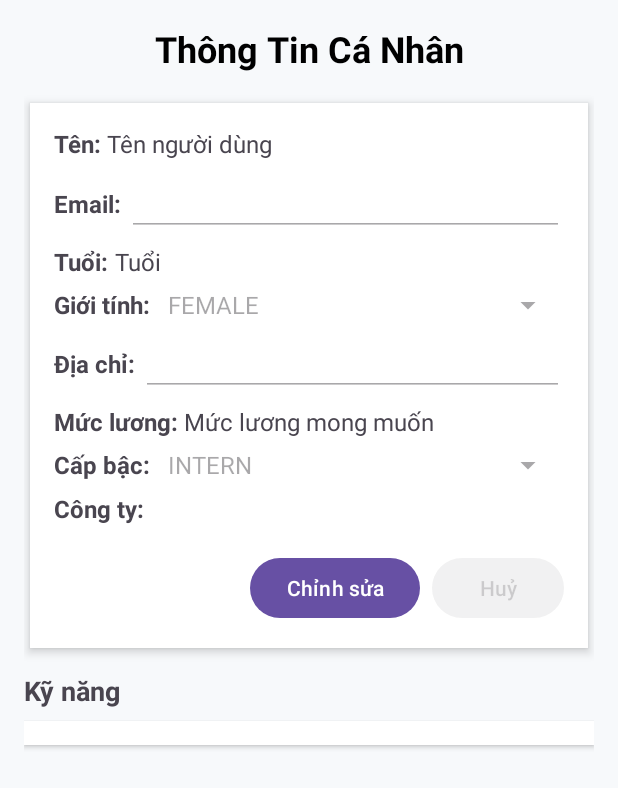
After one commit to QHiep5/AndroidApp, an Android app: the ProfileDetailActivity screen opened directly, with no data from a screen before it, on a phone screen of 412 x 824 dp. The commit adds this screen. Shown: the top 788 px of the screen. Run offline under Robolectric (Android 15) with nearby library versions, the light colour scheme and no system bars; our stand-ins replace CircleImageView, Volley; network calls fail.

Commit message:
Detail Profile

```diff
--- a/app/src/main/AndroidManifest.xml
+++ b/app/src/main/AndroidManifest.xml
@@ -29,6 +29,10 @@
         <activity
             android:name=".activity.CompanyDetailActivity"
             android:exported="false" />
+        <activity android:name=".activity.ProfileDetailActivity"
+            android:exported="false"
+            />
+
     </application>
 
 </manifest>
--- /dev/null
+++ b/app/src/main/java/com/example/jobhunter/ViewModel/UserViewModelDetails.java
@@ -0,0 +1,125 @@
+package com.example.jobhunter.ViewModel;
+
+
+import android.app.Application;
+import android.util.Log;
+
+import androidx.annotation.NonNull;
+import androidx.lifecycle.AndroidViewModel;
+import androidx.lifecycle.LiveData;
+import androidx.lifecycle.MutableLiveData;
+import com.android.volley.VolleyError;
+import com.example.jobhunter.api.UserApi;
+import com.example.jobhunter.model.Company;
+import com.example.jobhunter.model.Skill;
+import com.example.jobhunter.model.User;
+import com.example.jobhunter.util.constant.GenderEnum;
+import com.example.jobhunter.util.constant.LevelEnum;
+import com.example.jobhunter.utils.SessionManager;
+import org.json.JSONArray;
+import org.json.JSONException;
+import org.json.JSONObject;
+import java.util.ArrayList;
+import java.util.List;
+
+public class UserViewModelDetails extends AndroidViewModel {
+    private final MutableLiveData<User> userLiveData = new MutableLiveData<>();
+    private final MutableLiveData<String> errorLiveData = new MutableLiveData<>();
+    private final MutableLiveData<Boolean> updateResultLiveData = new MutableLiveData<>();
+
+    public UserViewModelDetails(@NonNull Application application) {
+        super(application);
+    }
+
+    public LiveData<User> getUserDetails(int userId) {
+        fetchUserDetails(userId);
+        return userLiveData;
+    }
+
+    public LiveData<String> getErrorLiveData() {
+        return errorLiveData;
+    }
+
+    public LiveData<Boolean> getUpdateResultLiveData() {
+        return updateResultLiveData;
+    }
+
+    private void fetchUserDetails(int userId) {
+        Log.d("useridtrongUserViewModelDetails",String.valueOf(userId));
+        SessionManager sessionManager = new SessionManager(getApplication().getApplicationContext());
+        String token = sessionManager.getAuthToken();
+        UserApi.getUser(getApplication().getApplicationContext(), String.valueOf(userId), token, response -> {
+            try {
+                JSONObject userJson = response.getJSONObject("data");
+                User user = parseUserFromJson(userJson);
+                userLiveData.postValue(user);
+            } catch (JSONException e) {
+                errorLiveData.postValue("Lỗi phân tích dữ liệu người dùng: " + e.getMessage());
+            }
+        }, error -> handleError(error));
+    }
+
+
+    private User parseUserFromJson(JSONObject userJson) throws JSONException {
+        User userObj = new User();
+        userObj.setId(userJson.optInt("id"));
+        userObj.setName(userJson.optString("name"));
+        userObj.setAge(userJson.optLong("Age"));
+        userObj.setEmail(userJson.optString("email"));
+        userObj.setAddress(userJson.optString("address"));
+        userObj.setSalary(userJson.optDouble("salary"));
+        userObj.setLevel(LevelEnum.valueOf(userJson.optString("level", "JUNIOR")));
+        userObj.setGender(GenderEnum.valueOf(userJson.optString("gender", "OTHER")));
+        if (userJson.has("company") && !userJson.isNull("company")) {
+            JSONObject companyJson = userJson.getJSONObject("company");
+            Company company = new Company();
+            company.setId(companyJson.optLong("id"));
+            company.setName(companyJson.optString("name"));
+            userObj.setCompany(company);
+        }
+        if (userJson.has("skills") && !userJson.isNull("skills")) {
+            JSONArray skillsJson = userJson.getJSONArray("skills");
+            List<Skill> skillsList = new ArrayList<>();
+            for (int i = 0; i < skillsJson.length(); i++) {
+                JSONObject skillJson = skillsJson.getJSONObject(i);
+                Skill skill = new Skill();
+                skill.setId(skillJson.optLong("id"));
+                skill.setName(skillJson.optString("name"));
+                skillsList.add(skill);
+            }
+            userObj.setSkills(skillsList);
+        }
+        return userObj;
+    }
+
+    private void handleError(VolleyError volleyError) {
+        if (volleyError.networkResponse != null && volleyError.networkResponse.data != null) {
+            errorLiveData.postValue(new String(volleyError.networkResponse.data));
+        } else {
+            errorLiveData.postValue(volleyError.getMessage());
+        }
+    }
+
+    public void updateUser(User user) {
+        try {
+            JSONObject userJson = new JSONObject();
+            userJson.put("id", user.getId());
+            userJson.put("name", user.getName());
+            userJson.put("email", user.getEmail());
+            userJson.put("age", user.getAge());
+            userJson.put("gender", user.getGender() != null ? user.getGender().name() : JSONObject.NULL);
+            userJson.put("address", user.getAddress());
+            userJson.put("level", user.getLevel() != null ? user.getLevel().name() : JSONObject.NULL);
+            // Không gửi company, role
+            SessionManager sessionManager = new SessionManager(getApplication().getApplicationContext());
+            String token = sessionManager.getAuthToken();
+            UserApi.updateUser(getApplication().getApplicationContext(), userJson, token, response -> {
+                updateResultLiveData.postValue(true);
+            }, error -> {
+                updateResultLiveData.postValue(false);
+            });
+        } catch (Exception e) {
+            updateResultLiveData.postValue(false);
+        }
+    }
+}
--- /dev/null
+++ b/app/src/main/java/com/example/jobhunter/activity/ProfileDetailActivity.java
@@ -0,0 +1,182 @@
+package com.example.jobhunter.activity;
+
+import android.os.Bundle;
+import android.util.Log;
+import android.widget.LinearLayout;
+import android.widget.TextView;
+import android.widget.Button;
+import android.text.TextUtils;
+import androidx.annotation.Nullable;
+import androidx.appcompat.app.AppCompatActivity;
+import androidx.lifecycle.ViewModelProvider;
+import com.example.jobhunter.R;
+import com.example.jobhunter.ViewModel.UserViewModelDetails;
+import android.widget.Spinner;
+import android.widget.ArrayAdapter;
+import android.widget.Toast;
+
+public class ProfileDetailActivity extends AppCompatActivity {
+    @Override
+    protected void onCreate(@Nullable Bundle savedInstanceState) {
+        super.onCreate(savedInstanceState);
+        setContentView(R.layout.profile_details);
+
+        int userId = getIntent().getIntExtra("user_id", 0);
+        Log.d("userIDTrongProfileDetails",String.valueOf(userId));
+        TextView tvName = findViewById(R.id.tv_name);
+        TextView tvAge = findViewById(R.id.tv_age);
+        TextView tvSalary = findViewById(R.id.tv_salary);
+        TextView tvCompany = findViewById(R.id.tv_company);
+        LinearLayout layoutSkills = findViewById(R.id.layout_skills);
+        // Các trường cho phép chỉnh sửa
+        android.widget.EditText etEmail = findViewById(R.id.et_email);
+        android.widget.EditText etAddress = findViewById(R.id.et_address);
+        Button btnEdit = findViewById(R.id.btn_edit);
+        Button btnCancel = findViewById(R.id.btn_cancel);
+        Spinner spinnerGender = findViewById(R.id.spinner_gender);
+        Spinner spinnerLevel = findViewById(R.id.spinner_level);
+
+        // Chuẩn bị dữ liệu enum cho spinner
+        String[] genderArray = new String[com.example.jobhunter.util.constant.GenderEnum.values().length];
+        for (int i = 0; i < com.example.jobhunter.util.constant.GenderEnum.values().length; i++) {
+            genderArray[i] = com.example.jobhunter.util.constant.GenderEnum.values()[i].name();
+        }
+        ArrayAdapter<String> genderAdapter = new ArrayAdapter<>(this, android.R.layout.simple_spinner_item, genderArray);
+        genderAdapter.setDropDownViewResource(android.R.layout.simple_spinner_dropdown_item);
+        spinnerGender.setAdapter(genderAdapter);
+        spinnerGender.setEnabled(false);
+
+        String[] levelArray = new String[com.example.jobhunter.util.constant.LevelEnum.values().length];
+        for (int i = 0; i < com.example.jobhunter.util.constant.LevelEnum.values().length; i++) {
+            levelArray[i] = com.example.jobhunter.util.constant.LevelEnum.values()[i].name();
+        }
+        ArrayAdapter<String> levelAdapter = new ArrayAdapter<>(this, android.R.layout.simple_spinner_item, levelArray);
+        levelAdapter.setDropDownViewResource(android.R.layout.simple_spinner_dropdown_item);
+        spinnerLevel.setAdapter(levelAdapter);
+        spinnerLevel.setEnabled(false);
+
+        // Ban đầu không cho chỉnh sửa
+        etEmail.setEnabled(false);
+        etAddress.setEnabled(false);
+        btnCancel.setEnabled(false);
+        btnCancel.setAlpha(0.5f);
+        final boolean[] isEditing = {false};
+        final String[] originalValues = new String[4];
+
+        UserViewModelDetails userViewModelDetails = new ViewModelProvider(this).get(UserViewModelDetails.class);
+        userViewModelDetails.getUserDetails(userId).observe(this, user -> {
+            Log.d("userDetails",user.getName());
+            if (user != null) {
+                tvName.setText(user.getName() != null ? user.getName() : "");
+                etEmail.setText(user.getEmail() != null ? user.getEmail() : "");
+                tvAge.setText(user.getAge()!= 0 ? String.valueOf(user.getAge()) : "20");
+                tvSalary.setText(user.getSalary() != 0 ? String.valueOf(user.getSalary()) : "");
+                // Set gender spinner
+                if (user.getGender() != null) {
+                    int genderPos = genderAdapter.getPosition(user.getGender().name());
+                    spinnerGender.setSelection(genderPos);
+                }
+                etAddress.setText(user.getAddress() != null ? user.getAddress() : "");
+//                tvAge.setText(user.getAge() > 0 ? String.valueOf(user.getAge()) : "");
+                tvSalary.setText(user.getSalary() != 0 ? String.valueOf(user.getSalary()) : "");
+                // Set level spinner
+                if (user.getLevel() != null) {
+                    int levelPos = levelAdapter.getPosition(user.getLevel().name());
+                    spinnerLevel.setSelection(levelPos);
+                }
+                if (user.getCompany() != null && user.getCompany().getName() != null && !user.getCompany().getName().isEmpty()) {
+                    tvCompany.setText(user.getCompany().getName());
+                    tvCompany.setVisibility(TextView.VISIBLE);
+                } else {
+                    tvCompany.setVisibility(TextView.GONE);
+                }
+                layoutSkills.removeAllViews();
+                if (user.getSkills() != null && !user.getSkills().isEmpty()) {
+                    for (com.example.jobhunter.model.Skill skill : user.getSkills()) {
+                        TextView skillView = new TextView(this);
+                        skillView.setText("- " + skill.getName());
+                        skillView.setTextSize(15f);
+                        layoutSkills.addView(skillView);
+                    }
+                }
+                // Lưu giá trị gốc để huỷ
+                originalValues[0] = etEmail.getText().toString();
+                originalValues[1] = etAddress.getText().toString();
+                originalValues[2] = String.valueOf(spinnerLevel.getSelectedItemPosition());
+                originalValues[3] = String.valueOf(spinnerGender.getSelectedItemPosition());
+            }
+        });
+
+        btnEdit.setOnClickListener(v -> {
+            if (!isEditing[0]) {
+                // Bắt đầu chỉnh sửa
+                isEditing[0] = true;
+                btnEdit.setText("Hoàn tất");
+                etEmail.setEnabled(true);
+                etAddress.setEnabled(true);
+                spinnerLevel.setEnabled(true);
+                spinnerGender.setEnabled(true);
+                btnCancel.setEnabled(true);
+                btnCancel.setAlpha(1f);
+            } else {
+                // Kết thúc chỉnh sửa, lấy dữ liệu và gọi API update
+                isEditing[0] = false;
+                btnEdit.setText("Chỉnh sửa");
+                etEmail.setEnabled(false);
+                etAddress.setEnabled(false);
+                spinnerLevel.setEnabled(false);
+                spinnerGender.setEnabled(false);
+                btnCancel.setEnabled(false);
+                btnCancel.setAlpha(0.5f);
+                // Lấy dữ liệu và gọi update
+                String email = etEmail.getText().toString();
+                String address = etAddress.getText().toString();
+                String levelStr = spinnerLevel.getSelectedItem().toString();
+                String genderStr = spinnerGender.getSelectedItem().toString();
+                String name = tvName.getText().toString();
+                long id = userId;
+                // Lấy tuổi
+                long age = 0;
+                try {
+                    age = Long.parseLong(tvAge.getText().toString());
+                } catch (Exception ignored) {}
+                com.example.jobhunter.util.constant.LevelEnum level = com.example.jobhunter.util.constant.LevelEnum.valueOf(levelStr);
+                com.example.jobhunter.util.constant.GenderEnum gender = com.example.jobhunter.util.constant.GenderEnum.valueOf(genderStr);
+                com.example.jobhunter.model.User userUpdate = new com.example.jobhunter.model.User();
+                userUpdate.setId(id);
+                userUpdate.setName(name);
+                userUpdate.setEmail(email);
+                userUpdate.setAge(age);
+                userUpdate.setGender(gender);
+                userUpdate.setAddress(address);
+                userUpdate.setLevel(level);
+                userViewModelDetails.updateUser(userUpdate);
+            }
+        });
+        userViewModelDetails.getUpdateResultLiveData().observe(this, success -> {
+            if (success == null) return;
+            if (success) {
+                Toast.makeText(this, "Cập nhật thành công!", Toast.LENGTH_SHORT).show();
+            } else {
+                Toast.makeText(this, "Cập nhật thất bại!", Toast.LENGTH_SHORT).show();
+            }
+        });
+        btnCancel.setOnClickListener(v -> {
+            if (isEditing[0]) {
+                // Huỷ chỉnh sửa, trả lại giá trị gốc
+                etEmail.setText(originalValues[0]);
+                etAddress.setText(originalValues[1]);
+                spinnerLevel.setSelection(Integer.parseInt(originalValues[2]));
+                spinnerGender.setSelection(Integer.parseInt(originalValues[3]));
+                etEmail.setEnabled(false);
+                etAddress.setEnabled(false);
+                spinnerLevel.setEnabled(false);
+                spinnerGender.setEnabled(false);
+                btnEdit.setText("Chỉnh sửa");
+                isEditing[0] = false;
+                btnCancel.setEnabled(false);
+                btnCancel.setAlpha(0.5f);
+            }
+        });
+    }
+}
--- /dev/null
+++ b/app/src/main/res/layout/profile_details.xml
@@ -0,0 +1,256 @@
+<?xml version="1.0" encoding="utf-8"?>
+<ScrollView xmlns:android="http://schemas.android.com/apk/res/android"
+    xmlns:card_view="http://schemas.android.com/apk/res-auto"
+    android:layout_width="match_parent"
+    android:layout_height="match_parent"
+    android:fitsSystemWindows="true"
+    android:background="@color/background">
+
+    <LinearLayout
+        android:layout_width="match_parent"
+        android:layout_height="wrap_content"
+        android:orientation="vertical"
+        android:padding="16dp">
+
+        <!-- Tiêu đề -->
+        <TextView
+            android:id="@+id/tv_profile_title"
+            android:layout_width="match_parent"
+            android:layout_height="wrap_content"
+            android:text="Thông Tin Cá Nhân"
+            android:textSize="24sp"
+            android:textStyle="bold"
+            android:textColor="@android:color/black"
+            android:gravity="center"
+            android:layout_marginBottom="16dp" />
+
+        <!-- Thông tin cá nhân -->
+        <LinearLayout
+            android:layout_width="match_parent"
+            android:layout_height="wrap_content"
+            android:orientation="vertical"
+            android:background="@android:color/white"
+            android:elevation="4dp"
+            android:padding="16dp"
+            android:layout_marginBottom="16dp"
+            android:layout_marginTop="4dp"
+            android:backgroundTint="@android:color/white"
+            android:clipToPadding="false"
+            android:layout_gravity="center_horizontal"
+            android:layout_marginHorizontal="4dp"
+            android:backgroundTintMode="src_in"
+            android:shape="rectangle">
+
+            <!-- Name -->
+            <LinearLayout
+                android:layout_width="match_parent"
+                android:layout_height="wrap_content"
+                android:orientation="horizontal"
+                android:layout_marginBottom="8dp">
+                <TextView
+                    android:layout_width="wrap_content"
+                    android:layout_height="wrap_content"
+                    android:text="Tên: "
+                    android:textSize="16sp"
+                    android:textStyle="bold"/>
+                <TextView
+                    android:id="@+id/tv_name"
+                    android:layout_width="0dp"
+                    android:layout_height="wrap_content"
+                    android:layout_weight="1"
+                    android:text="Tên người dùng"
+                    android:textSize="16sp"/>
+            </LinearLayout>
+
+            <!-- Email -->
+            <LinearLayout
+                android:layout_width="match_parent"
+                android:layout_height="wrap_content"
+                android:orientation="horizontal"
+                android:layout_marginBottom="6dp">
+                <TextView
+                    android:layout_width="wrap_content"
+                    android:layout_height="wrap_content"
+                    android:text="Email: "
+                    android:textSize="16sp"
+                    android:textStyle="bold"/>
+                <EditText
+                    android:id="@+id/et_email"
+                    android:layout_width="0dp"
+                    android:layout_height="wrap_content"
+                    android:layout_weight="1"
+                    android:text=""
+                    android:textSize="16sp"
+                    android:enabled="false"
+                    android:inputType="textEmailAddress"/>
+            </LinearLayout>
+
+            <!-- Age -->
+            <LinearLayout
+                android:layout_width="match_parent"
+                android:layout_height="wrap_content"
+                android:orientation="horizontal"
+                android:layout_marginBottom="6dp">
+                <TextView
+                    android:layout_width="wrap_content"
+                    android:layout_height="wrap_content"
+                    android:text="Tuổi: "
+                    android:textSize="16sp"
+                    android:textStyle="bold"/>
+                <TextView
+                    android:id="@+id/tv_age"
+                    android:layout_width="0dp"
+                    android:layout_height="wrap_content"
+                    android:layout_weight="1"
+                    android:text="Tuổi"
+                    android:textSize="16sp"/>
+            </LinearLayout>
+
+            <!-- Gender -->
+            <LinearLayout
+                android:layout_width="match_parent"
+                android:layout_height="wrap_content"
+                android:orientation="horizontal"
+                android:layout_marginBottom="6dp">
+                <TextView
+                    android:layout_width="wrap_content"
+                    android:layout_height="wrap_content"
+                    android:text="Giới tính: "
+                    android:textSize="16sp"
+                    android:textStyle="bold"/>
+                <Spinner
+                    android:id="@+id/spinner_gender"
+                    android:layout_width="0dp"
+                    android:layout_height="wrap_content"
+                    android:layout_weight="1"
+                    android:enabled="false"/>
+            </LinearLayout>
+
+            <!-- Address -->
+            <LinearLayout
+                android:layout_width="match_parent"
+                android:layout_height="wrap_content"
+                android:orientation="horizontal"
+                android:layout_marginBottom="6dp">
+                <TextView
+                    android:layout_width="wrap_content"
+                    android:layout_height="wrap_content"
+                    android:text="Địa chỉ: "
+                    android:textSize="16sp"
+                    android:textStyle="bold"/>
+                <EditText
+                    android:id="@+id/et_address"
+                    android:layout_width="0dp"
+                    android:layout_height="wrap_content"
+                    android:layout_weight="1"
+                    android:text=""
+                    android:textSize="16sp"
+                    android:enabled="false"
+                    android:inputType="text"/>
+            </LinearLayout>
+
+            <!-- Salary -->
+            <LinearLayout
+                android:layout_width="match_parent"
+                android:layout_height="wrap_content"
+                android:orientation="horizontal"
+                android:layout_marginBottom="6dp">
+                <TextView
+                    android:layout_width="wrap_content"
+                    android:layout_height="wrap_content"
+                    android:text="Mức lương: "
+                    android:textSize="16sp"
+                    android:textStyle="bold"/>
+                <TextView
+                    android:id="@+id/tv_salary"
+                    android:layout_width="0dp"
+                    android:layout_height="wrap_content"
+                    android:layout_weight="1"
+                    android:text="Mức lương mong muốn"
+                    android:textSize="16sp"/>
+            </LinearLayout>
+
+            <!-- Level -->
+            <LinearLayout
+                android:layout_width="match_parent"
+                android:layout_height="wrap_content"
+                android:orientation="horizontal"
+                android:layout_marginBottom="6dp">
+                <TextView
+                    android:layout_width="wrap_content"
+                    android:layout_height="wrap_content"
+                    android:text="Cấp bậc: "
+                    android:textSize="16sp"
+                    android:textStyle="bold"/>
+                <Spinner
+                    android:id="@+id/spinner_level"
+                    android:layout_width="0dp"
+                    android:layout_height="wrap_content"
+                    android:layout_weight="1"
+                    android:enabled="false"/>
+            </LinearLayout>
+
+            <!-- Company -->
+            <LinearLayout
+                android:layout_width="match_parent"
+                android:layout_height="wrap_content"
+                android:orientation="horizontal"
+                android:layout_marginBottom="6dp">
+                <TextView
+                    android:layout_width="wrap_content"
+                    android:layout_height="wrap_content"
+                    android:text="Công ty: "
+                    android:textSize="16sp"
+                    android:textStyle="bold"/>
+                <TextView
+                    android:id="@+id/tv_company"
+                    android:layout_width="0dp"
+                    android:layout_height="wrap_content"
+                    android:layout_weight="1"
+                    android:text="Công ty"
+                    android:textSize="16sp"
+                    android:visibility="gone"/>
+            </LinearLayout>
+
+            <!-- Nút chức năng -->
+            <LinearLayout
+                android:layout_width="match_parent"
+                android:layout_height="wrap_content"
+                android:orientation="horizontal"
+                android:gravity="end"
+                android:layout_marginTop="12dp">
+                <Button
+                    android:id="@+id/btn_edit"
+                    android:layout_width="wrap_content"
+                    android:layout_height="wrap_content"
+                    android:text="Chỉnh sửa"/>
+                <Button
+                    android:id="@+id/btn_cancel"
+                    android:layout_width="wrap_content"
+                    android:layout_height="wrap_content"
+                    android:text="Huỷ"
+                    android:layout_marginStart="8dp"/>
+            </LinearLayout>
+        </LinearLayout>
+
+        <!-- Kỹ năng -->
+        <TextView
+            android:id="@+id/tv_skills_label"
+            android:layout_width="match_parent"
+            android:layout_height="wrap_content"
+            android:text="Kỹ năng"
+            android:textSize="18sp"
+            android:textStyle="bold"
+            android:layout_marginBottom="8dp" />
+
+        <LinearLayout
+            android:id="@+id/layout_skills"
+            android:layout_width="match_parent"
+            android:layout_height="wrap_content"
+            android:orientation="vertical"
+            android:padding="8dp"
+            android:background="@android:color/white"
+            android:elevation="2dp"
+            android:layout_marginBottom="16dp" />
+    </LinearLayout>
+</ScrollView>
```
Also changed, not shown: app/src/main/java/com/example/jobhunter/activity/MainActivity.java (+0 -10 lines), app/src/main/java/com/example/jobhunter/api/UserApi.java (+16 -6 lines), app/src/main/java/com/example/jobhunter/fragment/ProfileFragment.java (+8 -0 lines), app/src/main/java/com/example/jobhunter/model/User.java (+7 -1 lines), app/src/main/res/layout/fragment_profile.xml (+20 -21 lines).
